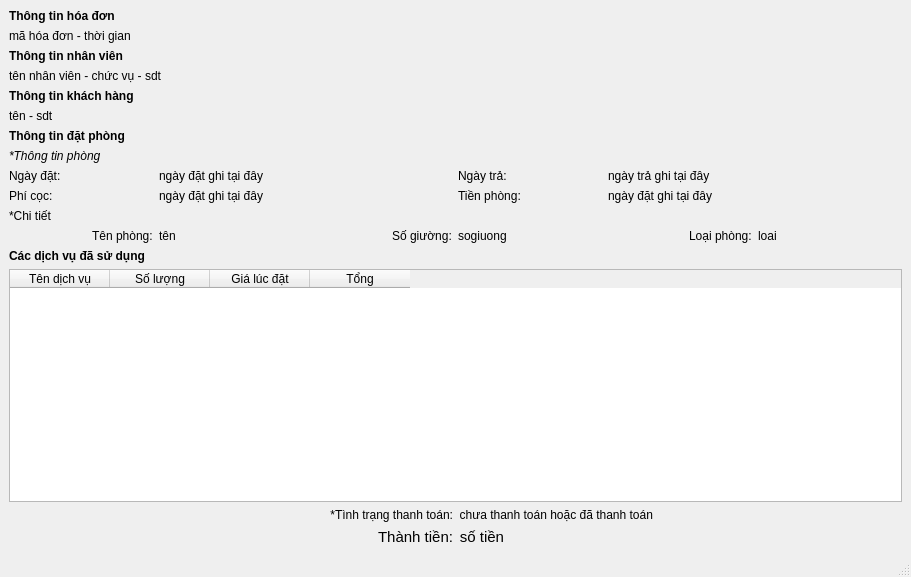
Qt form view/hoadon/chitiet_hoadon.ui (loimaxto/DoAnPython) before a commit.
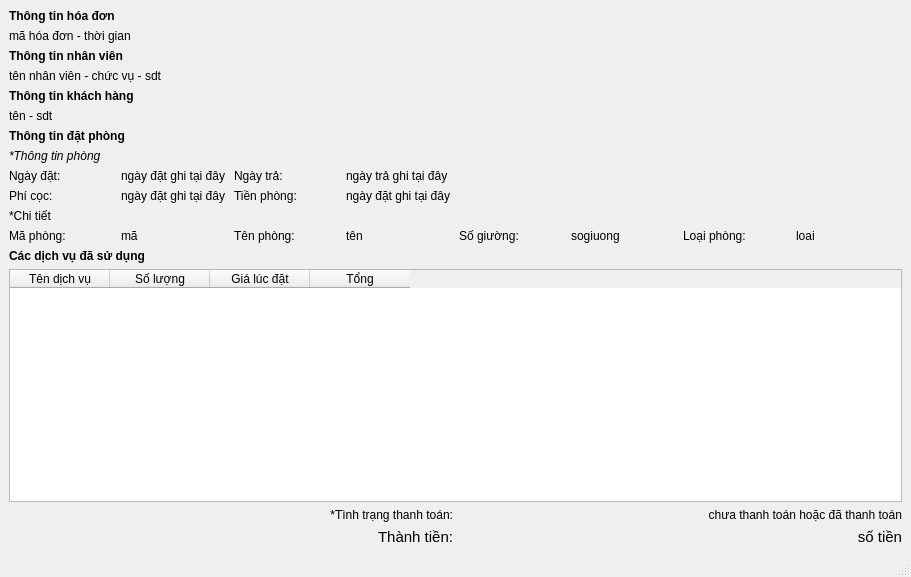
The same form after that commit.

Commit message: fix tiếp

```diff
--- a/view/hoadon/chitiet_hoadon.ui
+++ b/view/hoadon/chitiet_hoadon.ui
@@ -14,8 +14,6 @@
    <string>MainWindow</string>
   </property>
   <widget class="QWidget" name="centralwidget">
-   <layout class="QHBoxLayout" name="horizontalLayout">
-    <item>
      <layout class="QVBoxLayout" name="verticalLayout_5">
       <item>
        <layout class="QVBoxLayout" name="verticalLayout">
@@ -95,55 +93,6 @@
       </item>
       <item>
        <layout class="QGridLayout" name="gridLayout">
-        <item row="3" column="0">
-         <widget class="QLabel" name="label_7">
-          <property name="text">
-           <string>Phí cọc:</string>
-          </property>
-         </widget>
-        </item>
-        <item row="3" column="1" colspan="2">
-         <widget class="QLabel" name="phicoc">
-          <property name="text">
-           <string>ngày đặt ghi tại đây</string>
-          </property>
-         </widget>
-        </item>
-        <item row="4" column="0">
-         <widget class="QLabel" name="label_10">
-          <property name="text">
-           <string>*Chi tiết</string>
-          </property>
-         </widget>
-        </item>
-        <item row="7" column="5">
-         <widget class="QLabel" name="loaiphong">
-          <property name="text">
-           <string>loai</string>
-          </property>
-         </widget>
-        </item>
-        <item row="7" column="3">
-         <widget class="QLabel" name="sogiuong">
-          <property name="text">
-           <string>sogiuong</string>
-          </property>
-         </widget>
-        </item>
-        <item row="7" column="1">
-         <widget class="QLabel" name="tenphong">
-          <property name="text">
-           <string>tên</string>
-          </property>
-         </widget>
-        </item>
-        <item row="7" column="4" alignment="Qt::AlignRight">
-         <widget class="QLabel" name="label_14">
-          <property name="text">
-           <string>Loại phòng:</string>
-          </property>
-         </widget>
-        </item>
         <item row="0" column="0" colspan="2">
          <widget class="QLabel" name="label_2">
           <property name="font">
@@ -176,55 +125,118 @@
           </property>
          </widget>
         </item>
-        <item row="2" column="1" colspan="2">
+      <item row="2" column="1">
          <widget class="QLabel" name="ngaydatphong">
           <property name="text">
            <string>ngày đặt ghi tại đây</string>
           </property>
          </widget>
         </item>
-        <item row="2" column="4" colspan="2">
-         <widget class="QLabel" name="ngaytraphong">
-          <property name="text">
-           <string>ngày trả ghi tại đây</string>
-          </property>
-         </widget>
-        </item>
-        <item row="2" column="3">
+      <item row="2" column="2">
          <widget class="QLabel" name="label_8">
           <property name="text">
            <string>Ngày trả:</string>
           </property>
          </widget>
         </item>
-        <item row="7" column="0" alignment="Qt::AlignRight">
-         <widget class="QLabel" name="label_12">
+      <item row="2" column="3" colspan="2">
+       <widget class="QLabel" name="ngaytraphong">
           <property name="text">
-           <string>Tên phòng:</string>
+         <string>ngày trả ghi tại đây</string>
           </property>
          </widget>
         </item>
-        <item row="3" column="3">
+      <item row="3" column="0">
+       <widget class="QLabel" name="label_7">
+        <property name="text">
+         <string>Phí cọc:</string>
+        </property>
+       </widget>
+      </item>
+      <item row="3" column="1">
+       <widget class="QLabel" name="phicoc">
+        <property name="text">
+         <string>ngày đặt ghi tại đây</string>
+        </property>
+       </widget>
+      </item>
+      <item row="3" column="2">
          <widget class="QLabel" name="label_9">
           <property name="text">
            <string>Tiền phòng:</string>
           </property>
          </widget>
         </item>
-        <item row="3" column="4" colspan="2">
+      <item row="3" column="3" colspan="2">
          <widget class="QLabel" name="tienphong">
           <property name="text">
            <string>ngày đặt ghi tại đây</string>
           </property>
          </widget>
         </item>
-        <item row="7" column="2" alignment="Qt::AlignRight">
+      <item row="4" column="0">
+       <widget class="QLabel" name="label_10">
+        <property name="text">
+         <string>*Chi tiết</string>
+        </property>
+       </widget>
+      </item>
+      <item row="5" column="0">
+       <widget class="QLabel" name="label_17">
+        <property name="text">
+         <string>Mã phòng:</string>
+        </property>
+       </widget>
+      </item>
+      <item row="5" column="1">
+       <widget class="QLabel" name="maphong">
+        <property name="text">
+         <string>mã</string>
+        </property>
+       </widget>
+      </item>
+      <item row="5" column="2">
+       <widget class="QLabel" name="label_12">
+        <property name="text">
+         <string>Tên phòng:</string>
+        </property>
+       </widget>
+      </item>
+      <item row="5" column="3">
+       <widget class="QLabel" name="tenphong">
+        <property name="text">
+         <string>tên</string>
+        </property>
+       </widget>
+      </item>
+      <item row="5" column="4">
          <widget class="QLabel" name="label_13">
           <property name="text">
            <string>Số giường:</string>
           </property>
          </widget>
         </item>
+      <item row="5" column="5">
+       <widget class="QLabel" name="sogiuong">
+        <property name="text">
+         <string>sogiuong</string>
+        </property>
+       </widget>
+      </item>
+      <item row="5" column="6">
+       <widget class="QLabel" name="label_14">
+        <property name="text">
+         <string>Loại phòng:</string>
+        </property>
+       </widget>
+      </item>
+      <item row="5" column="7">
+       <widget class="QLabel" name="loaiphong">
+        <property name="text">
+         <string>loai</string>
+        </property>
+       </widget>
+      </item>
        </layout>
       </item>
       <item>
@@ -266,21 +278,9 @@
           </column>
          </widget>
         </item>
-       </layout>
-      </item>
       <item>
        <layout class="QGridLayout" name="gridLayout_2">
-        <item row="0" column="0">
-         <widget class="QLabel" name="label_16">
-          <property name="text">
-           <string>*Tình trạng thanh toán:</string>
-          </property>
-          <property name="alignment">
-           <set>Qt::AlignRight|Qt::AlignTrailing|Qt::AlignVCenter</set>
-          </property>
-         </widget>
-        </item>
-        <item row="0" column="1" alignment="Qt::AlignLeft">
+        <item row="0" column="1">
          <widget class="QLabel" name="tinhtrangthanhtoan">
           <property name="text">
            <string>chưa thanh toán hoặc đã thanh toán</string>
@@ -305,7 +305,17 @@
           </property>
          </widget>
         </item>
-        <item row="1" column="1" alignment="Qt::AlignLeft">
+        <item row="0" column="0">
+         <widget class="QLabel" name="label_16">
+          <property name="text">
+           <string>*Tình trạng thanh toán:</string>
+          </property>
+          <property name="alignment">
+           <set>Qt::AlignRight|Qt::AlignTrailing|Qt::AlignVCenter</set>
+          </property>
+         </widget>
+        </item>
+        <item row="1" column="1">
          <widget class="QLabel" name="thanhtien">
           <property name="font">
            <font>
```
Lines whose indentation alone changed are shown as unchanged. The commit also changes 1 other file.
